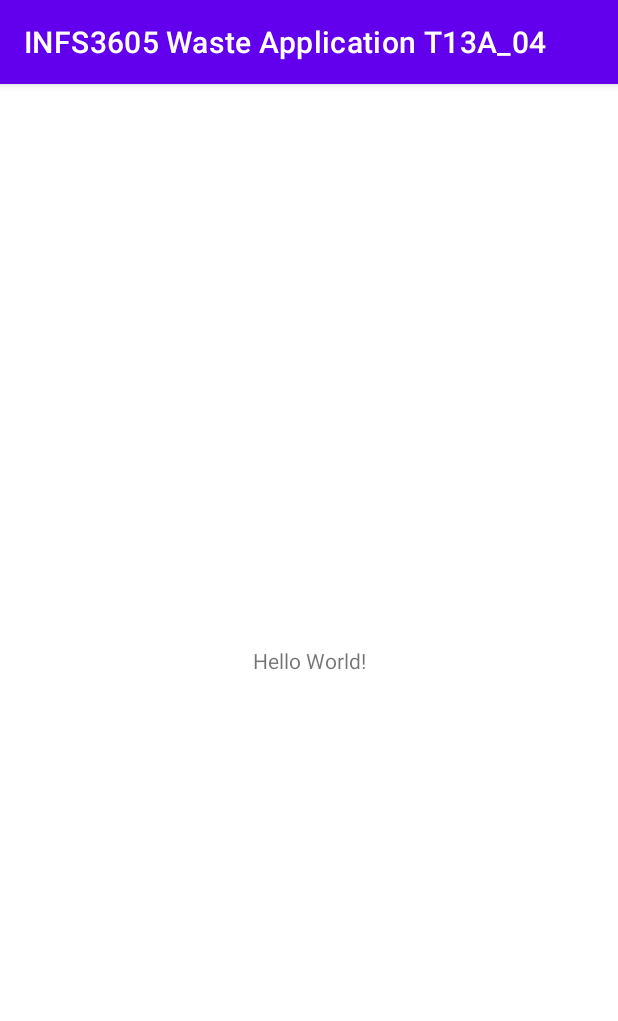
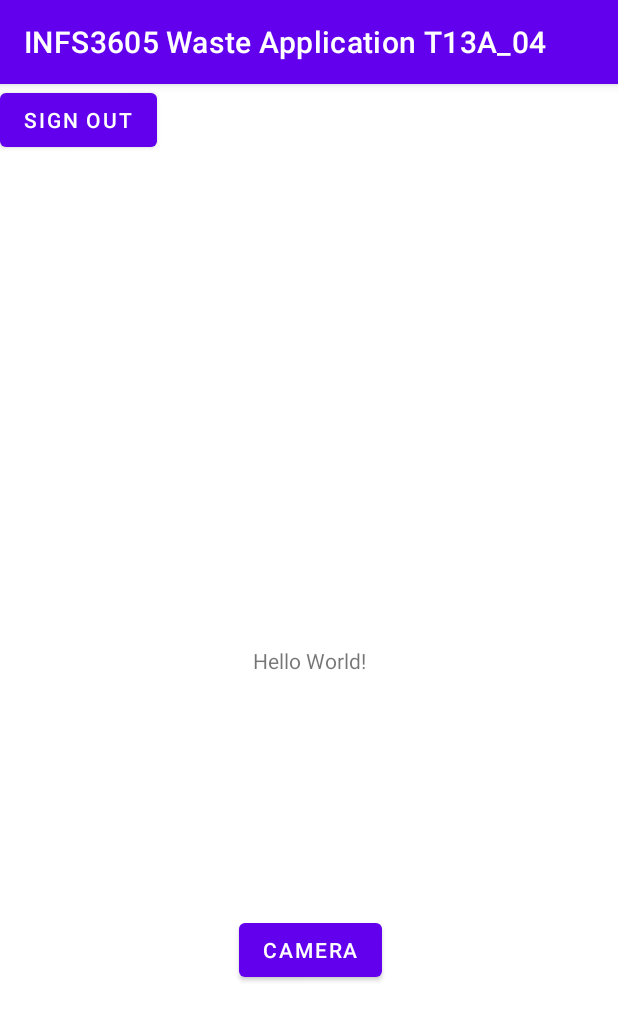
Before and after one commit to KaiwenLuo2003/INFS3605-Waste-App, an Android app: the screen it shows after launch once a user with an empty profile is signed in (MainActivity), on a phone screen of 412 x 824 dp. Shown: the top 1021 px of the screen. Run offline under Robolectric (Android 15) with nearby library versions, the phone set to English and light mode, and no system bars; our stand-ins replace Firebase (no records; nobody signed in at launch, a user with empty details on screens opened directly); libraries missing offline, so code that uses them is left out: com.firebase.ui; 1 statement that could not run was skipped.

Commit message:
Added camera permission + intent to app

```diff
--- a/app/src/main/java/com/example/infs3605wasteapplicationt13a_04/LoginActivity.java
+++ b/app/src/main/java/com/example/infs3605wasteapplicationt13a_04/LoginActivity.java
@@ -42,7 +42,7 @@ public class LoginActivity extends AppCompatActivity {
             signInLauncher.launch(signInIntent);
         } else{
             launchMainActivity();
-        }
+        } //figure out how to get the sign in launcher to welcome users back if their email exists instead of signing them up again
     }
 
     private final ActivityResultLauncher<Intent> signInLauncher = registerForActivityResult(
@@ -65,6 +65,27 @@ public class LoginActivity extends AppCompatActivity {
         }
     }
 
+//    potensh?  https://stackoverflow.com/questions/51694424/how-to-check-user-email-already-exists-in-firebase-using-android-studio
+//    private void checkEmailExistsOrNot(){
+//        mAuth.fetchSignInMethodsForEmail(email.getText().toString()).addOnCompleteListener(new OnCompleteListener<SignInMethodQueryResult>() {
+//            @Override
+//            public void onComplete(@NonNull Task<SignInMethodQueryResult> task) {
+//                Log.d(TAG,""+task.getResult().getSignInMethods().size());
+//                if (task.getResult().getSignInMethods().size() == 0){
+//                    // email not existed
+//                }else {
+//                    // email existed
+//                }
+//
+//            }
+//        }).addOnFailureListener(new OnFailureListener() {
+//            @Override
+//            public void onFailure(@NonNull Exception e) {
+//                e.printStackTrace();
+//            }
+//        });
+//    }
+
     public void launchMainActivity(){
         Intent intent = new Intent(this, MainActivity.class);
         startActivity(intent);
--- a/app/src/main/java/com/example/infs3605wasteapplicationt13a_04/MainActivity.java
+++ b/app/src/main/java/com/example/infs3605wasteapplicationt13a_04/MainActivity.java
@@ -1,12 +1,30 @@
 package com.example.infs3605wasteapplicationt13a_04;
 
+import androidx.activity.result.ActivityResultCallback;
+import androidx.activity.result.ActivityResultLauncher;
+import androidx.activity.result.contract.ActivityResultContracts;
+import androidx.annotation.NonNull;
 import androidx.appcompat.app.AppCompatActivity;
 
+import android.content.ActivityNotFoundException;
+import android.content.Intent;
 import android.os.Bundle;
+import android.provider.MediaStore;
+import android.util.Log;
+import android.view.View;
+import android.widget.Button;
+import android.widget.Toast;
 
+import com.firebase.ui.auth.AuthUI;
+import com.google.android.gms.tasks.OnCompleteListener;
+import com.google.android.gms.tasks.Task;
 import com.google.firebase.firestore.FirebaseFirestore;
 
 public class MainActivity extends AppCompatActivity {
+
+
+    static final int REQUEST_IMAGE_CAPTURE = 1;
+    final static String TAG = "Main activity";
 
     @Override
     protected void onCreate(Bundle savedInstanceState) {
@@ -16,5 +34,50 @@ public class MainActivity extends AppCompatActivity {
         //firebase documentation: https://firebase.google.com/docs/firestore/quickstart#java
         FirebaseFirestore db = FirebaseFirestore.getInstance();
 
+        Button signOutButton = findViewById(R.id.signOutButton);
+        Button cameraButton = findViewById(R.id.cameraButton);
+
+        ActivityResultLauncher<String> cameraPermission=registerForActivityResult(new ActivityResultContracts.RequestPermission(), new ActivityResultCallback<Boolean>() {
+            @Override
+            public void onActivityResult(Boolean result) {
+                if(result){
+                    Toast.makeText(MainActivity.this, "Camera Permission Granted", Toast.LENGTH_SHORT).show();
+                } else{
+                    Toast.makeText(MainActivity.this, "Full app functionality requires Camera Permission", Toast.LENGTH_SHORT).show();
+                }
+            }
+        });
+
+        cameraPermission.launch(android.Manifest.permission.CAMERA);
+
+        signOutButton.setOnClickListener(new View.OnClickListener(){
+            @Override
+            public void onClick(View view){
+                AuthUI.getInstance()
+                        .signOut(MainActivity.this)
+                        .addOnCompleteListener(new OnCompleteListener<Void>() {
+                            @Override
+                            public void onComplete(@NonNull Task<Void> task) {
+                                Intent intent = new Intent(MainActivity.this, LoginActivity.class);
+                                startActivity(intent);
+                            }
+                        });
+            }
+        });
+
+        cameraButton.setOnClickListener(new View.OnClickListener(){
+            @Override
+            public void onClick (View view){
+                Intent takePictureIntent = new Intent(MediaStore.ACTION_IMAGE_CAPTURE);
+                try{
+                    startActivityForResult(takePictureIntent, REQUEST_IMAGE_CAPTURE);
+                } catch (ActivityNotFoundException e){
+                    Log.d(TAG, "Camera not found");
+                }
+            }
+        });
+
     }
+
+
 }
--- a/app/src/main/res/layout/activity_main.xml
+++ b/app/src/main/res/layout/activity_main.xml
@@ -7,6 +7,7 @@
     tools:context=".MainActivity">
 
     <TextView
+        android:id="@+id/textView"
         android:layout_width="wrap_content"
         android:layout_height="wrap_content"
         android:text="Hello World!"
@@ -15,4 +16,26 @@
         app:layout_constraintStart_toStartOf="parent"
         app:layout_constraintTop_toTopOf="parent" />
 
+    <Button
+        android:id="@+id/cameraButton"
+        android:layout_width="wrap_content"
+        android:layout_height="wrap_content"
+        android:layout_marginStart="158dp"
+        android:layout_marginTop="150dp"
+        android:layout_marginEnd="156dp"
+        android:layout_marginBottom="157dp"
+        android:text="Camera"
+        app:layout_constraintBottom_toBottomOf="parent"
+        app:layout_constraintEnd_toEndOf="parent"
+        app:layout_constraintStart_toStartOf="parent"
+        app:layout_constraintTop_toBottomOf="@+id/textView" />
+
+    <Button
+        android:id="@+id/signOutButton"
+        android:layout_width="wrap_content"
+        android:layout_height="wrap_content"
+        android:text="sign out"
+        tools:layout_editor_absoluteX="158dp"
+        tools:layout_editor_absoluteY="641dp" />
+
 </androidx.constraintlayout.widget.ConstraintLayout>
```
Also changed, not shown: app/src/main/AndroidManifest.xml (+7 -0 lines).
